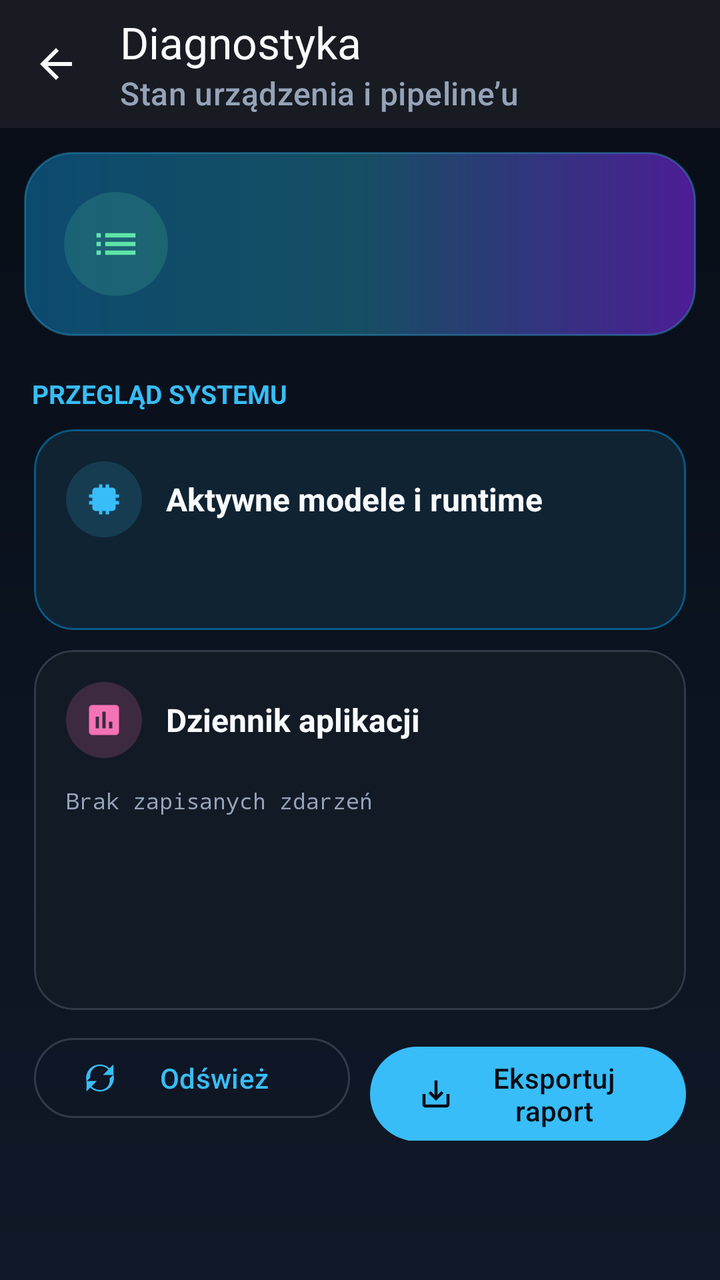
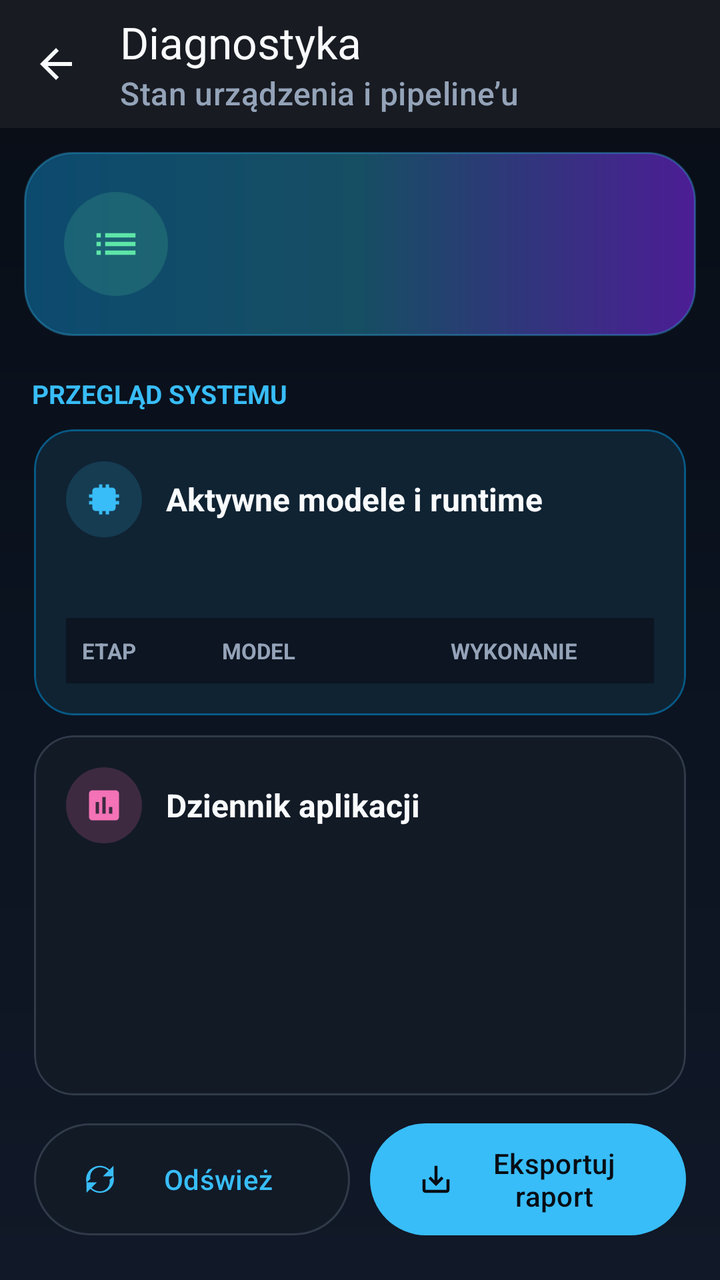

An Android layout rendered at two revisions. The XML below is the earlier revision; the diff shows what the commit changed to produce the second picture.
<!-- AndroidManifest.xml: application theme Theme.ALPR_v1 -->
<!-- res/layout/activity_diagnostics.xml -->
<?xml version="1.0" encoding="utf-8"?>
<androidx.constraintlayout.widget.ConstraintLayout xmlns:android="http://schemas.android.com/apk/res/android"
    xmlns:app="http://schemas.android.com/apk/res-auto"
    xmlns:tools="http://schemas.android.com/tools"
    android:id="@+id/diagnostics_root"
    android:layout_width="match_parent"
    android:layout_height="match_parent"
    android:background="@drawable/bg_screen_gradient"
    tools:context=".DiagnosticsActivity">

    <com.google.android.material.appbar.MaterialToolbar
        android:id="@+id/diagnostics_toolbar"
        android:layout_width="0dp"
        android:layout_height="wrap_content"
        android:background="@color/alpr_panel"
        app:layout_constraintEnd_toEndOf="parent"
        app:layout_constraintStart_toStartOf="parent"
        app:layout_constraintTop_toTopOf="parent"
        app:navigationIcon="@drawable/ic_arrow_back_24"
        app:navigationIconTint="@color/alpr_text_primary"
        app:subtitle="@string/diagnostics_subtitle"
        app:subtitleTextColor="@color/alpr_text_muted"
        app:title="@string/diagnostics_title"
        app:titleTextColor="@color/alpr_text_primary" />

    <androidx.core.widget.NestedScrollView
        android:layout_width="0dp"
        android:layout_height="0dp"
        android:clipToPadding="false"
        android:fillViewport="true"
        app:layout_constraintBottom_toBottomOf="parent"
        app:layout_constraintEnd_toEndOf="parent"
        app:layout_constraintStart_toStartOf="parent"
        app:layout_constraintTop_toBottomOf="@id/diagnostics_toolbar">

        <LinearLayout
            android:layout_width="match_parent"
            android:layout_height="wrap_content"
            android:orientation="vertical"
            android:padding="12dp"
            android:paddingBottom="32dp">

            <LinearLayout
                android:layout_width="match_parent"
                android:layout_height="wrap_content"
                android:background="@drawable/bg_hero_gradient"
                android:gravity="center_vertical"
                android:orientation="horizontal"
                android:padding="20dp">

                <ImageView
                    android:layout_width="52dp"
                    android:layout_height="52dp"
                    android:background="@drawable/bg_icon_green"
                    android:contentDescription="@null"
                    android:padding="13dp"
                    android:src="@drawable/ic_diagnostics_24"
                    app:tint="@color/alpr_success" />

                <LinearLayout
                    android:layout_width="0dp"
                    android:layout_height="wrap_content"
                    android:layout_marginStart="15dp"
                    android:layout_weight="1"
                    android:orientation="vertical">
                    <TextView
                        android:id="@+id/diagnostics_health"
                        android:layout_width="match_parent"
                        android:layout_height="wrap_content"
                        android:textColor="@color/alpr_text_primary"
                        android:textSize="19sp"
                        android:textStyle="bold" />
                    <TextView
                        android:id="@+id/diagnostics_health_detail"
                        android:layout_width="match_parent"
                        android:layout_height="wrap_content"
                        android:layout_marginTop="4dp"
                        android:textColor="#DDE2E8F0"
                        android:textSize="12sp" />
                </LinearLayout>
            </LinearLayout>

            <TextView
                android:layout_width="match_parent"
                android:layout_height="wrap_content"
                android:layout_marginStart="4dp"
                android:layout_marginTop="20dp"
                android:text="@string/diagnostics_overview"
                android:textColor="@color/alpr_primary"
                android:textSize="13sp"
                android:textStyle="bold" />

            <GridLayout
                android:id="@+id/diagnostics_grid"
                android:layout_width="match_parent"
                android:layout_height="wrap_content"
                android:layout_marginTop="4dp"
                android:alignmentMode="alignMargins"
                android:columnCount="2"
                android:orientation="horizontal"
                android:useDefaultMargins="false" />

            <com.google.android.material.card.MaterialCardView
                android:layout_width="match_parent"
                android:layout_height="wrap_content"
                android:layout_margin="5dp"
                android:layout_marginTop="12dp"
                app:cardBackgroundColor="@color/alpr_card_blue"
                app:cardCornerRadius="20dp"
                app:strokeColor="@color/alpr_primary_dark"
                app:strokeWidth="1dp">
                <LinearLayout
                    android:layout_width="match_parent"
                    android:layout_height="wrap_content"
                    android:orientation="vertical"
                    android:padding="16dp">
                    <LinearLayout
                        android:layout_width="match_parent"
                        android:layout_height="wrap_content"
                        android:gravity="center_vertical"
                        android:orientation="horizontal"
                        tools:ignore="UseCompoundDrawables">
                        <ImageView
                            android:layout_width="38dp"
                            android:layout_height="38dp"
                            android:background="@drawable/bg_icon_blue"
                            android:contentDescription="@null"
                            android:padding="9dp"
                            android:src="@drawable/ic_model_24"
                            app:tint="@color/alpr_primary" />
                        <TextView
                            android:layout_width="0dp"
                            android:layout_height="wrap_content"
                            android:layout_marginStart="12dp"
                            android:layout_weight="1"
                            android:text="@string/diagnostics_models"
                            android:textColor="@color/alpr_text_primary"
                            android:textSize="16sp"
                            android:textStyle="bold" />
                    </LinearLayout>
                    <TextView
                        android:id="@+id/diagnostics_models_value"
                        android:layout_width="match_parent"
                        android:layout_height="wrap_content"
                        android:layout_marginTop="14dp"
                        android:fontFamily="sans"
                        android:textColor="@color/alpr_text_primary"
                        android:textIsSelectable="true"
                        android:textSize="12sp" />
                </LinearLayout>
            </com.google.android.material.card.MaterialCardView>

            <com.google.android.material.card.MaterialCardView
                android:layout_width="match_parent"
                android:layout_height="wrap_content"
                android:layout_margin="5dp"
                android:layout_marginTop="8dp"
                app:cardBackgroundColor="@color/alpr_card"
                app:cardCornerRadius="20dp"
                app:strokeColor="@color/alpr_outline"
                app:strokeWidth="1dp">
                <LinearLayout
                    android:layout_width="match_parent"
                    android:layout_height="wrap_content"
                    android:orientation="vertical"
                    android:padding="16dp">
                    <LinearLayout
                        android:layout_width="match_parent"
                        android:layout_height="wrap_content"
                        android:gravity="center_vertical"
                        android:orientation="horizontal"
                        tools:ignore="UseCompoundDrawables">
                        <ImageView
                            android:layout_width="38dp"
                            android:layout_height="38dp"
                            android:background="@drawable/bg_icon_pink"
                            android:contentDescription="@null"
                            android:padding="9dp"
                            android:src="@drawable/ic_session_24"
                            app:tint="@color/alpr_magenta" />
                        <TextView
                            android:layout_width="0dp"
                            android:layout_height="wrap_content"
                            android:layout_marginStart="12dp"
                            android:layout_weight="1"
                            android:text="@string/persistent_log_label"
                            android:textColor="@color/alpr_text_primary"
                            android:textSize="16sp"
                            android:textStyle="bold" />
                    </LinearLayout>
                    <TextView
                        android:id="@+id/diagnostics_log"
                        android:layout_width="match_parent"
                        android:layout_height="wrap_content"
                        android:layout_marginTop="14dp"
                        android:fontFamily="monospace"
                        android:minHeight="96dp"
                        android:text="@string/persistent_log_empty"
                        android:textColor="@color/alpr_text_muted"
                        android:textIsSelectable="true"
                        android:textSize="11sp" />
                </LinearLayout>
            </com.google.android.material.card.MaterialCardView>

            <LinearLayout
                android:layout_width="match_parent"
                android:layout_height="wrap_content"
                android:layout_margin="5dp"
                android:layout_marginTop="12dp"
                android:orientation="horizontal">
                <com.google.android.material.button.MaterialButton
                    android:id="@+id/diagnostics_refresh"
                    style="@style/Widget.Material3.Button.OutlinedButton"
                    android:layout_width="0dp"
                    android:layout_height="wrap_content"
                    android:layout_weight="1"
                    android:text="@string/diagnostics_refresh"
                    app:icon="@drawable/ic_refresh_24" />
                <com.google.android.material.button.MaterialButton
                    android:id="@+id/diagnostics_export"
                    style="@style/Widget.Material3.Button"
                    android:layout_width="0dp"
                    android:layout_height="wrap_content"
                    android:layout_marginStart="10dp"
                    android:layout_weight="1"
                    android:text="@string/export_report"
                    app:icon="@drawable/ic_export_24" />
            </LinearLayout>
        </LinearLayout>
    </androidx.core.widget.NestedScrollView>
</androidx.constraintlayout.widget.ConstraintLayout>
<!-- resources referenced by this layout -->
<resources>
  <color name="alpr_card">#FF121A26</color>
  <color name="alpr_card_blue">#FF102333</color>
  <color name="alpr_magenta">#FFF472B6</color>
  <color name="alpr_outline">#FF303A49</color>
  <color name="alpr_panel">#E61A1D24</color>
  <color name="alpr_primary">#FF38BDF8</color>
  <color name="alpr_primary_dark">#FF075985</color>
  <color name="alpr_success">#FF5EE6A8</color>
  <color name="alpr_text_muted">#FF94A3B8</color>
  <color name="alpr_text_primary">#FFF8FAFC</color>
  <!-- drawable bg_icon_blue (drawable) -->
  <?xml version="1.0" encoding="utf-8"?>
  <shape xmlns:android="http://schemas.android.com/apk/res/android" android:shape="oval">
      <solid android:color="#2838BDF8" />
  </shape>
  <!-- drawable bg_icon_green (drawable) -->
  <?xml version="1.0" encoding="utf-8"?>
  <shape xmlns:android="http://schemas.android.com/apk/res/android" android:shape="oval">
      <solid android:color="#285EE6A8" />
  </shape>
  <!-- drawable bg_icon_pink (drawable) -->
  <?xml version="1.0" encoding="utf-8"?>
  <shape xmlns:android="http://schemas.android.com/apk/res/android" android:shape="oval">
      <solid android:color="#30F472B6" />
  </shape>
  <!-- drawable bg_screen_gradient (drawable) -->
  <?xml version="1.0" encoding="utf-8"?>
  <shape xmlns:android="http://schemas.android.com/apk/res/android">
      <gradient
          android:angle="270"
          android:startColor="@color/alpr_background"
          android:centerColor="#FF0B1320"
          android:endColor="#FF111827" />
  </shape>
  <!-- drawable ic_arrow_back_24 (drawable) -->
  <vector xmlns:android="http://schemas.android.com/apk/res/android" android:width="24dp" android:height="24dp" android:viewportWidth="24" android:viewportHeight="24">
      <path android:fillColor="#FFFFFFFF" android:pathData="M20,11H7.83l5.59,-5.59L12,4l-8,8 8,8 1.42,-1.41L7.83,13H20v-2z" />
  </vector>
  <!-- drawable ic_diagnostics_24 (drawable) -->
  <vector xmlns:android="http://schemas.android.com/apk/res/android" android:width="24dp" android:height="24dp" android:viewportWidth="24" android:viewportHeight="24">
      <path android:fillColor="#FFFFFFFF" android:pathData="M3,13h2v-2H3v2zM3,17h2v-2H3v2zM3,9h2V7H3v2zM7,13h14v-2H7v2zM7,17h14v-2H7v2zM7,7v2h14V7H7z" />
  </vector>
  <!-- drawable ic_export_24 (drawable) -->
  <vector xmlns:android="http://schemas.android.com/apk/res/android" android:width="24dp" android:height="24dp" android:viewportWidth="24" android:viewportHeight="24">
      <path android:fillColor="#FFFFFFFF" android:pathData="M19,12v7H5v-7H3v7c0,1.1 0.9,2 2,2h14c1.1,0 2,-0.9 2,-2v-7h-2zM13,12.67l2.59,-2.58L17,11.5l-5,5 -5,-5 1.41,-1.41L11,12.67V3h2v9.67z" />
  </vector>
  <string name="diagnostics_models">Aktywne modele i runtime</string>
  <string name="diagnostics_overview">PRZEGLĄD SYSTEMU</string>
  <string name="diagnostics_refresh">Odśwież</string>
  <string name="diagnostics_subtitle">Stan urządzenia i pipeline’u</string>
  <string name="diagnostics_title">Diagnostyka</string>
  <string name="export_report">Eksportuj raport</string>
  <string name="persistent_log_empty">Brak zapisanych zdarzeń</string>
  <string name="persistent_log_label">Dziennik aplikacji</string>
  <style name="Theme.ALPR_v1" parent="Base.Theme.ALPR_v1" />
  <color name="alpr_background">#FF080D15</color>
  <color name="alpr_secondary">#FFA78BFA</color>
  <color name="alpr_surface">#FF151A23</color>
  <!-- unchanged entries left out for length: 5 -->
</resources>

<!-- the commit's change to res/layout/activity_diagnostics.xml (unified diff, before → after) -->
@@ -142,11 +142,63 @@
                         android:id="@+id/diagnostics_models_value"
                         android:layout_width="match_parent"
                         android:layout_height="wrap_content"
-                        android:layout_marginTop="14dp"
+                        android:layout_marginTop="12dp"
                         android:fontFamily="sans"
-                        android:textColor="@color/alpr_text_primary"
+                        android:textColor="@color/alpr_text_secondary"
                         android:textIsSelectable="true"
                         android:textSize="12sp" />
+
+                    <TableLayout
+                        android:id="@+id/diagnostics_models_table"
+                        android:layout_width="match_parent"
+                        android:layout_height="wrap_content"
+                        android:layout_marginTop="12dp"
+                        android:background="@color/alpr_table_header"
+                        android:divider="@drawable/model_table_divider"
+                        android:showDividers="middle"
+                        android:shrinkColumns="1,2"
+                        android:stretchColumns="1,2">
+
+                        <TableRow
+                            android:id="@+id/diagnostics_models_table_header"
+                            android:layout_width="match_parent"
+                            android:layout_height="wrap_content"
+                            android:paddingStart="8dp"
+                            android:paddingTop="9dp"
+                            android:paddingEnd="8dp"
+                            android:paddingBottom="9dp">
+
+                            <TextView
+                                android:layout_width="64dp"
+                                android:layout_height="wrap_content"
+                                android:text="@string/diagnostics_models_column_stage"
+                                android:textColor="@color/alpr_text_muted"
+                                android:textSize="11sp"
+                                android:textStyle="bold" />
+
+                            <TextView
+                                android:layout_width="0dp"
+                                android:layout_height="wrap_content"
+                                android:layout_weight="1.15"
+                                android:paddingStart="6dp"
+                                android:paddingEnd="6dp"
+                                android:text="@string/diagnostics_models_column_model"
+                                android:textColor="@color/alpr_text_muted"
+                                android:textSize="11sp"
+                                android:textStyle="bold" />
+
+                            <TextView
+                                android:layout_width="0dp"
+                                android:layout_height="wrap_content"
+                                android:layout_weight="1"
+                                android:paddingStart="6dp"
+                                android:paddingEnd="2dp"
+                                android:text="@string/diagnostics_models_column_execution"
+                                android:textColor="@color/alpr_text_muted"
+                                android:textSize="11sp"
+                                android:textStyle="bold" />
+                        </TableRow>
+                    </TableLayout>
                 </LinearLayout>
             </com.google.android.material.card.MaterialCardView>
 
@@ -188,17 +240,13 @@
                             android:textSize="16sp"
                             android:textStyle="bold" />
                     </LinearLayout>
-                    <TextView
+                    <LinearLayout
                         android:id="@+id/diagnostics_log"
                         android:layout_width="match_parent"
                         android:layout_height="wrap_content"
                         android:layout_marginTop="14dp"
-                        android:fontFamily="monospace"
                         android:minHeight="96dp"
-                        android:text="@string/persistent_log_empty"
-                        android:textColor="@color/alpr_text_muted"
-                        android:textIsSelectable="true"
-                        android:textSize="11sp" />
+                        android:orientation="vertical" />
                 </LinearLayout>
             </com.google.android.material.card.MaterialCardView>
 
@@ -207,22 +255,39 @@
                 android:layout_height="wrap_content"
                 android:layout_margin="5dp"
                 android:layout_marginTop="12dp"
+                android:baselineAligned="false"
+                android:gravity="center_vertical"
                 android:orientation="horizontal">
                 <com.google.android.material.button.MaterialButton
                     android:id="@+id/diagnostics_refresh"
-                    style="@style/Widget.Material3.Button.OutlinedButton"
+                    style="@style/Widget.Material3.Button"
                     android:layout_width="0dp"
                     android:layout_height="wrap_content"
                     android:layout_weight="1"
+                    android:gravity="center"
+                    android:layout_gravity="center_vertical"
+                    android:maxLines="2"
+                    android:minHeight="64dp"
+                    android:minLines="2"
                     android:text="@string/diagnostics_refresh"
-                    app:icon="@drawable/ic_refresh_24" />
+                    android:textColor="@color/alpr_primary"
+                    app:backgroundTint="@color/alpr_card"
+                    app:icon="@drawable/ic_refresh_24"
+                    app:iconTint="@color/alpr_primary"
+                    app:strokeColor="@color/alpr_outline"
+                    app:strokeWidth="1dp" />
                 <com.google.android.material.button.MaterialButton
                     android:id="@+id/diagnostics_export"
                     style="@style/Widget.Material3.Button"
                     android:layout_width="0dp"
                     android:layout_height="wrap_content"
+                    android:layout_gravity="center_vertical"
                     android:layout_marginStart="10dp"
                     android:layout_weight="1"
+                    android:gravity="center"
+                    android:maxLines="2"
+                    android:minHeight="64dp"
+                    android:minLines="2"
                     android:text="@string/export_report"
                     app:icon="@drawable/ic_export_24" />
             </LinearLayout>
<!-- resource entries referenced after the edit -->
@@ -8,8 +8,10 @@
   <color name="alpr_primary">#FF38BDF8</color>
   <color name="alpr_primary_dark">#FF075985</color>
   <color name="alpr_success">#FF5EE6A8</color>
+  <color name="alpr_table_header">#FF0C1521</color>
   <color name="alpr_text_muted">#FF94A3B8</color>
   <color name="alpr_text_primary">#FFF8FAFC</color>
+  <color name="alpr_text_secondary">#FFADB8C8</color>
   <!-- drawable bg_icon_blue (drawable) -->
   <?xml version="1.0" encoding="utf-8"?>
   <shape xmlns:android="http://schemas.android.com/apk/res/android" android:shape="oval">
@@ -46,16 +48,26 @@
   <vector xmlns:android="http://schemas.android.com/apk/res/android" android:width="24dp" android:height="24dp" android:viewportWidth="24" android:viewportHeight="24">
       <path android:fillColor="#FFFFFFFF" android:pathData="M19,12v7H5v-7H3v7c0,1.1 0.9,2 2,2h14c1.1,0 2,-0.9 2,-2v-7h-2zM13,12.67l2.59,-2.58L17,11.5l-5,5 -5,-5 1.41,-1.41L11,12.67V3h2v9.67z" />
   </vector>
+  <!-- drawable model_table_divider (drawable) -->
+  <?xml version="1.0" encoding="utf-8"?>
+  <shape xmlns:android="http://schemas.android.com/apk/res/android"
+      android:shape="rectangle">
+      <size android:height="1dp" />
+      <solid android:color="@color/alpr_table_divider" />
+  </shape>
   <string name="diagnostics_models">Aktywne modele i runtime</string>
+  <string name="diagnostics_models_column_execution">WYKONANIE</string>
+  <string name="diagnostics_models_column_model">MODEL</string>
+  <string name="diagnostics_models_column_stage">ETAP</string>
   <string name="diagnostics_overview">PRZEGLĄD SYSTEMU</string>
   <string name="diagnostics_refresh">Odśwież</string>
   <string name="diagnostics_subtitle">Stan urządzenia i pipeline’u</string>
   <string name="diagnostics_title">Diagnostyka</string>
   <string name="export_report">Eksportuj raport</string>
-  <string name="persistent_log_empty">Brak zapisanych zdarzeń</string>
   <string name="persistent_log_label">Dziennik aplikacji</string>
   <style name="Theme.ALPR_v1" parent="Base.Theme.ALPR_v1" />
   <color name="alpr_background">#FF080D15</color>
+  <color name="alpr_table_divider">#FF344154</color>
   <color name="alpr_secondary">#FFA78BFA</color>
   <color name="alpr_surface">#FF151A23</color>
   <!-- unchanged entries left out for length: 5 -->
